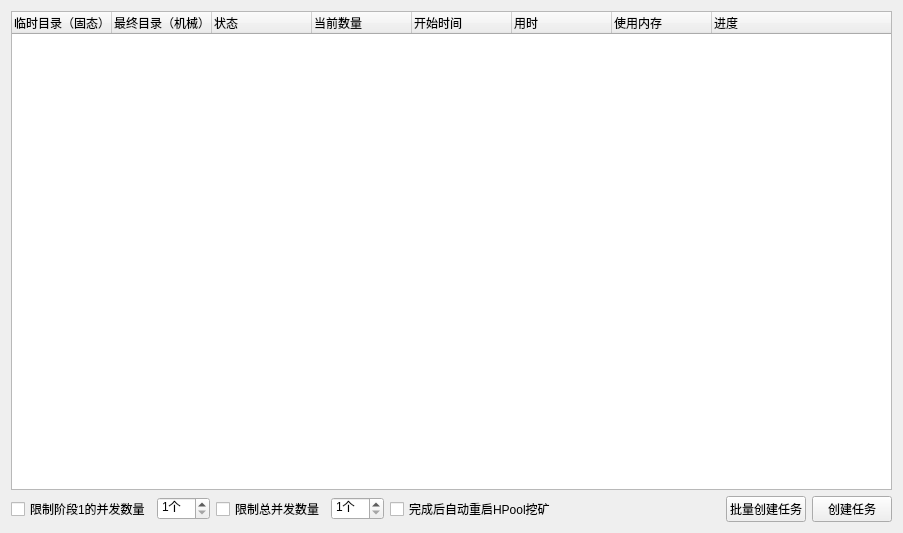
Above: ui/PlotWidget.ui from penglecn/ChiaTools before the change. Below: the same form after it.
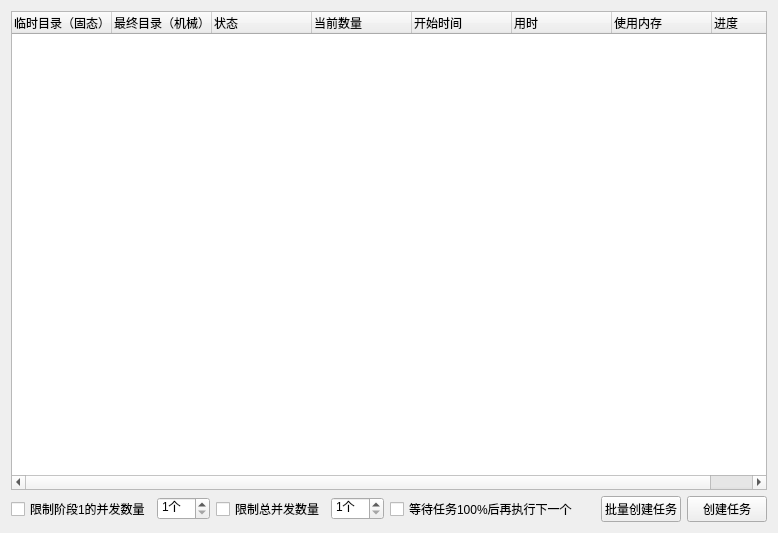
That is the form after the change.

The edit to the form file:
```diff
--- a/ui/PlotWidget.ui
+++ b/ui/PlotWidget.ui
@@ -6,7 +6,7 @@
    <rect>
     <x>0</x>
     <y>0</y>
-    <width>903</width>
+    <width>778</width>
     <height>533</height>
    </rect>
   </property>
@@ -100,7 +100,7 @@
      <item>
       <widget class="QCheckBox" name="checkBoxAutoRestartMine">
        <property name="text">
-        <string>完成后自动重启HPool挖矿</string>
+        <string>等待任务100%后再执行下一个</string>
        </property>
       </widget>
      </item>
```
Left out of the diff: 2 changed lines with no effect on the pictures.
